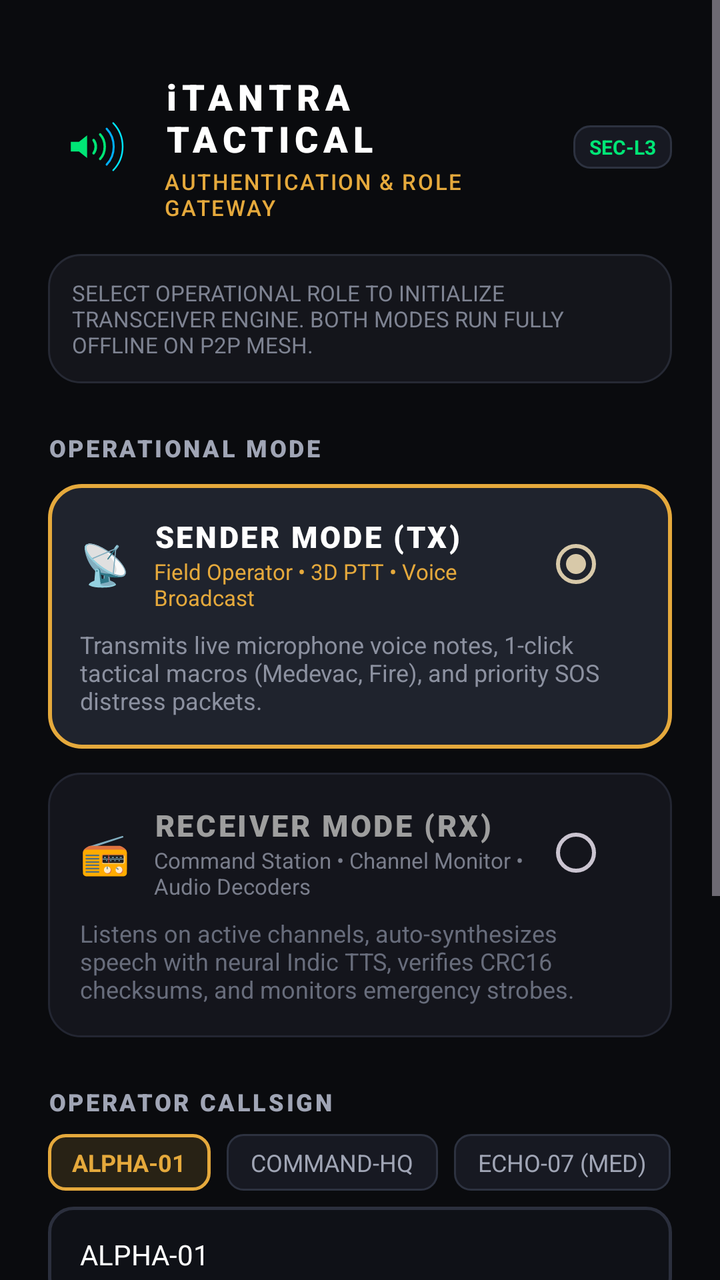
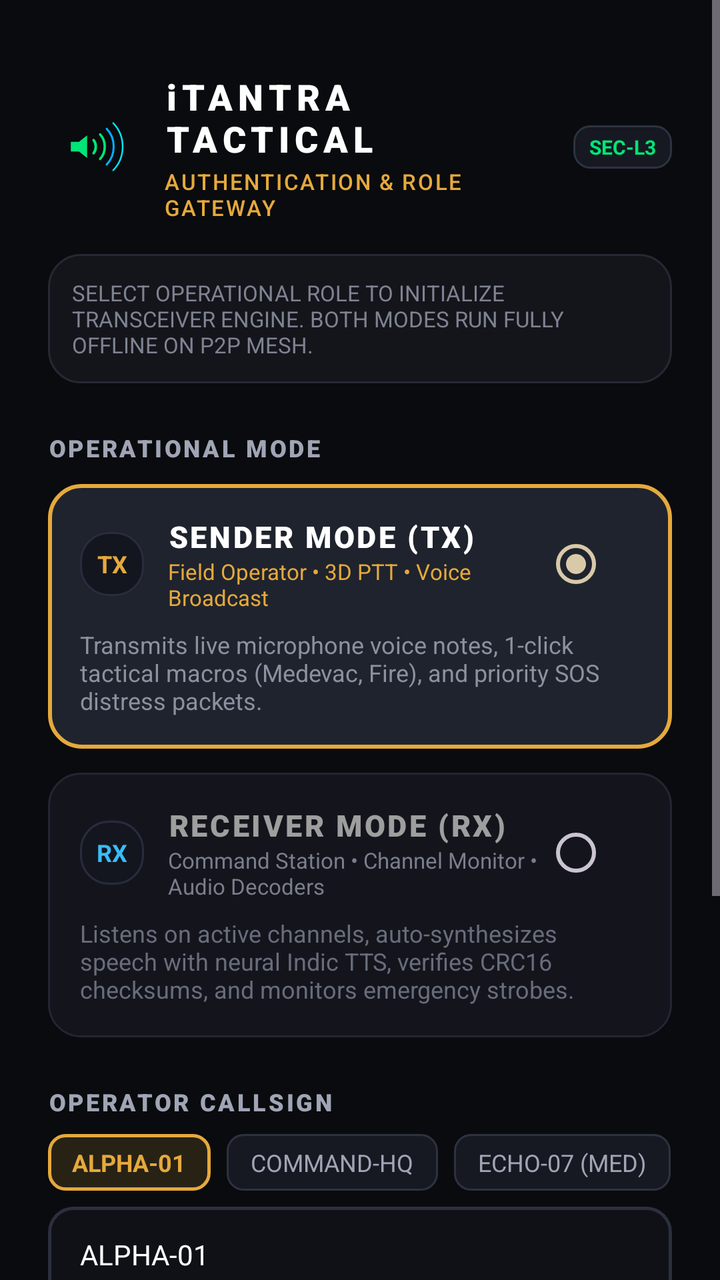

The first picture is an Android layout as it rendered before a commit; the second is the same layout after the commit. The layout source and the unified diff follow.
<!-- AndroidManifest.xml: application theme Theme.VaaniSetu -->
<!-- res/layout/activity_login.xml -->
<?xml version="1.0" encoding="utf-8"?>
<ScrollView xmlns:android="http://schemas.android.com/apk/res/android"
    xmlns:tools="http://schemas.android.com/tools"
    android:layout_width="match_parent"
    android:layout_height="match_parent"
    android:background="#0A0B0E"
    android:fillViewport="true"
    android:fitsSystemWindows="true">

    <LinearLayout
        android:layout_width="match_parent"
        android:layout_height="wrap_content"
        android:orientation="vertical"
        android:paddingStart="24dp"
        android:paddingTop="36dp"
        android:paddingEnd="24dp"
        android:paddingBottom="36dp">

        
        <LinearLayout
            android:layout_width="match_parent"
            android:layout_height="wrap_content"
            android:gravity="center_vertical"
            android:orientation="horizontal">

            <ImageView
                android:layout_width="44dp"
                android:layout_height="44dp"
                android:contentDescription="iTantra Emblem"
                android:src="@drawable/ic_launcher_foreground" />

            <LinearLayout
                android:layout_width="0dp"
                android:layout_height="wrap_content"
                android:layout_marginStart="14dp"
                android:layout_weight="1"
                android:orientation="vertical">

                <TextView
                    android:layout_width="wrap_content"
                    android:layout_height="wrap_content"
                    android:fontFamily="sans-serif-black"
                    android:letterSpacing="0.15"
                    android:text="iTANTRA TACTICAL"
                    android:textColor="#FFFFFF"
                    android:textSize="18sp" />

                <TextView
                    android:layout_width="wrap_content"
                    android:layout_height="wrap_content"
                    android:layout_marginTop="2dp"
                    android:fontFamily="sans-serif-medium"
                    android:letterSpacing="0.08"
                    android:text="AUTHENTICATION &amp; ROLE GATEWAY"
                    android:textColor="#E5A93C"
                    android:textSize="11sp" />
            </LinearLayout>

            <TextView
                android:id="@+id/tv_clearance_badge"
                android:layout_width="wrap_content"
                android:layout_height="wrap_content"
                android:background="@drawable/bg_chip_callsign"
                android:paddingStart="8dp"
                android:paddingTop="4dp"
                android:paddingEnd="8dp"
                android:paddingBottom="4dp"
                android:text="SEC-L3"
                android:textColor="#00E676"
                android:textSize="10sp"
                android:textStyle="bold" />
        </LinearLayout>

        
        <TextView
            android:layout_width="match_parent"
            android:layout_height="wrap_content"
            android:layout_marginTop="16dp"
            android:background="@drawable/bg_tactical_card"
            android:padding="12dp"
            android:text="SELECT OPERATIONAL ROLE TO INITIALIZE TRANSCEIVER ENGINE. BOTH MODES RUN FULLY OFFLINE ON P2P MESH."
            android:textColor="#7E8392"
            android:textSize="11sp" />

        
        <TextView
            android:layout_width="wrap_content"
            android:layout_height="wrap_content"
            android:layout_marginTop="24dp"
            android:fontFamily="sans-serif-black"
            android:letterSpacing="0.1"
            android:text="OPERATIONAL MODE"
            android:textColor="#A0A5B5"
            android:textSize="12sp" />

        
        <LinearLayout
            android:layout_width="match_parent"
            android:layout_height="wrap_content"
            android:layout_marginTop="10dp"
            android:orientation="vertical">

            
            <LinearLayout
                android:id="@+id/card_mode_sender"
                android:layout_width="match_parent"
                android:layout_height="wrap_content"
                android:background="@drawable/bg_mode_card_selected"
                android:clickable="true"
                android:focusable="true"
                android:orientation="vertical"
                android:padding="16dp">

                <LinearLayout
                    android:layout_width="match_parent"
                    android:layout_height="wrap_content"
                    android:gravity="center_vertical"
                    android:orientation="horizontal">

                    <TextView
                        android:layout_width="wrap_content"
                        android:layout_height="wrap_content"
                        android:text="📡"
                        android:textSize="20sp" />

                    <LinearLayout
                        android:layout_width="0dp"
                        android:layout_height="wrap_content"
                        android:layout_marginStart="12dp"
                        android:layout_weight="1"
                        android:orientation="vertical">

                        <TextView
                            android:id="@+id/tv_title_sender"
                            android:layout_width="wrap_content"
                            android:layout_height="wrap_content"
                            android:fontFamily="sans-serif-black"
                            android:letterSpacing="0.08"
                            android:text="SENDER MODE (TX)"
                            android:textColor="#FFFFFF"
                            android:textSize="15sp" />

                        <TextView
                            android:layout_width="wrap_content"
                            android:layout_height="wrap_content"
                            android:text="Field Operator • 3D PTT • Voice Broadcast"
                            android:textColor="#E5A93C"
                            android:textSize="11sp" />
                    </LinearLayout>

                    <RadioButton
                        android:id="@+id/rb_mode_sender"
                        android:layout_width="wrap_content"
                        android:layout_height="wrap_content"
                        android:checked="true"
                        android:clickable="false" />
                </LinearLayout>

                <TextView
                    android:layout_width="match_parent"
                    android:layout_height="wrap_content"
                    android:layout_marginTop="8dp"
                    android:text="Transmits live microphone voice notes, 1-click tactical macros (Medevac, Fire), and priority SOS distress packets."
                    android:textColor="#8C91A0"
                    android:textSize="12sp" />
            </LinearLayout>

            
            <LinearLayout
                android:id="@+id/card_mode_receiver"
                android:layout_width="match_parent"
                android:layout_height="wrap_content"
                android:layout_marginTop="12dp"
                android:background="@drawable/bg_mode_card_unselected"
                android:clickable="true"
                android:focusable="true"
                android:orientation="vertical"
                android:padding="16dp">

                <LinearLayout
                    android:layout_width="match_parent"
                    android:layout_height="wrap_content"
                    android:gravity="center_vertical"
                    android:orientation="horizontal">

                    <TextView
                        android:layout_width="wrap_content"
                        android:layout_height="wrap_content"
                        android:text="📻"
                        android:textSize="20sp" />

                    <LinearLayout
                        android:layout_width="0dp"
                        android:layout_height="wrap_content"
                        android:layout_marginStart="12dp"
                        android:layout_weight="1"
                        android:orientation="vertical">

                        <TextView
                            android:id="@+id/tv_title_receiver"
                            android:layout_width="wrap_content"
                            android:layout_height="wrap_content"
                            android:fontFamily="sans-serif-black"
                            android:letterSpacing="0.08"
                            android:text="RECEIVER MODE (RX)"
                            android:textColor="#9E9E9E"
                            android:textSize="15sp" />

                        <TextView
                            android:layout_width="wrap_content"
                            android:layout_height="wrap_content"
                            android:text="Command Station • Channel Monitor • Audio Decoders"
                            android:textColor="#7A7E8C"
                            android:textSize="11sp" />
                    </LinearLayout>

                    <RadioButton
                        android:id="@+id/rb_mode_receiver"
                        android:layout_width="wrap_content"
                        android:layout_height="wrap_content"
                        android:checked="false"
                        android:clickable="false" />
                </LinearLayout>

                <TextView
                    android:layout_width="match_parent"
                    android:layout_height="wrap_content"
                    android:layout_marginTop="8dp"
                    android:text="Listens on active channels, auto-synthesizes speech with neural Indic TTS, verifies CRC16 checksums, and monitors emergency strobes."
                    android:textColor="#686D7C"
                    android:textSize="12sp" />
            </LinearLayout>
        </LinearLayout>

        
        <TextView
            android:layout_width="wrap_content"
            android:layout_height="wrap_content"
            android:layout_marginTop="24dp"
            android:fontFamily="sans-serif-black"
            android:letterSpacing="0.1"
            android:text="OPERATOR CALLSIGN"
            android:textColor="#A0A5B5"
            android:textSize="12sp" />

        
        <HorizontalScrollView
            android:layout_width="match_parent"
            android:layout_height="wrap_content"
            android:layout_marginTop="8dp"
            android:scrollbars="none">

            <LinearLayout
                android:layout_width="wrap_content"
                android:layout_height="wrap_content"
                android:orientation="horizontal">

                <TextView
                    android:id="@+id/chip_callsign_alpha"
                    android:layout_width="wrap_content"
                    android:layout_height="wrap_content"
                    android:background="@drawable/bg_chip_callsign_active"
                    android:clickable="true"
                    android:focusable="true"
                    android:paddingStart="12dp"
                    android:paddingTop="6dp"
                    android:paddingEnd="12dp"
                    android:paddingBottom="6dp"
                    android:text="ALPHA-01"
                    android:textColor="#E5A93C"
                    android:textSize="12sp"
                    android:textStyle="bold" />

                <TextView
                    android:id="@+id/chip_callsign_hq"
                    android:layout_width="wrap_content"
                    android:layout_height="wrap_content"
                    android:layout_marginStart="8dp"
                    android:background="@drawable/bg_chip_callsign"
                    android:clickable="true"
                    android:focusable="true"
                    android:paddingStart="12dp"
                    android:paddingTop="6dp"
                    android:paddingEnd="12dp"
                    android:paddingBottom="6dp"
                    android:text="COMMAND-HQ"
                    android:textColor="#A0A5B5"
                    android:textSize="12sp" />

                <TextView
                    android:id="@+id/chip_callsign_echo"
                    android:layout_width="wrap_content"
                    android:layout_height="wrap_content"
                    android:layout_marginStart="8dp"
                    android:background="@drawable/bg_chip_callsign"
                    android:clickable="true"
                    android:focusable="true"
                    android:paddingStart="12dp"
                    android:paddingTop="6dp"
                    android:paddingEnd="12dp"
                    android:paddingBottom="6dp"
                    android:text="ECHO-07 (MED)"
                    android:textColor="#A0A5B5"
                    android:textSize="12sp" />

                <TextView
                    android:id="@+id/chip_callsign_bravo"
                    android:layout_width="wrap_content"
                    android:layout_height="wrap_content"
                    android:layout_marginStart="8dp"
                    android:background="@drawable/bg_chip_callsign"
                    android:clickable="true"
                    android:focusable="true"
                    android:paddingStart="12dp"
                    android:paddingTop="6dp"
                    android:paddingEnd="12dp"
                    android:paddingBottom="6dp"
                    android:text="BRAVO-02"
                    android:textColor="#A0A5B5"
                    android:textSize="12sp" />
            </LinearLayout>
        </HorizontalScrollView>

        
        <EditText
            android:id="@+id/et_operator_callsign"
            android:layout_width="match_parent"
            android:layout_height="48dp"
            android:layout_marginTop="8dp"
            android:background="@drawable/bg_input_field"
            android:hint="Or enter tactical ID..."
            android:inputType="textCapCharacters"
            android:paddingStart="16dp"
            android:paddingEnd="16dp"
            android:text="ALPHA-01"
            android:textColor="#FFFFFF"
            android:textColorHint="#4A4E5C"
            android:textSize="14sp" />

        
        <TextView
            android:layout_width="wrap_content"
            android:layout_height="wrap_content"
            android:layout_marginTop="18dp"
            android:fontFamily="sans-serif-black"
            android:letterSpacing="0.1"
            android:text="TACTICAL SECURITY PIN"
            android:textColor="#A0A5B5"
            android:textSize="12sp" />

        <LinearLayout
            android:layout_width="match_parent"
            android:layout_height="wrap_content"
            android:layout_marginTop="8dp"
            android:gravity="center_vertical"
            android:orientation="horizontal">

            <EditText
                android:id="@+id/et_tactical_pin"
                android:layout_width="0dp"
                android:layout_height="48dp"
                android:layout_weight="1"
                android:background="@drawable/bg_input_field"
                android:hint="Enter 4-digit PIN..."
                android:inputType="numberPassword"
                android:letterSpacing="0.2"
                android:paddingStart="16dp"
                android:paddingEnd="16dp"
                android:text="1947"
                android:textColor="#FFFFFF"
                android:textColorHint="#4A4E5C"
                android:textSize="15sp" />

            <Button
                android:id="@+id/btn_quick_pin"
                android:layout_width="wrap_content"
                android:layout_height="48dp"
                android:layout_marginStart="8dp"
                android:background="@drawable/bg_chip_callsign"
                android:text="AUTO-PIN"
                android:textColor="#00E676"
                android:textSize="11sp" />
        </LinearLayout>

        <TextView
            android:id="@+id/tv_auth_error"
            android:layout_width="match_parent"
            android:layout_height="wrap_content"
            android:layout_marginTop="6dp"
            android:text="Default tactical clearance PIN: 1947"
            android:textColor="#6C7282"
            android:textSize="11sp" />

        
        <Button
            android:id="@+id/btn_authorize_connect"
            android:layout_width="match_parent"
            android:layout_height="54dp"
            android:layout_marginTop="28dp"
            android:background="@drawable/bg_auth_button"
            android:fontFamily="sans-serif-black"
            android:letterSpacing="0.1"
            android:text="AUTHORIZE &amp; LOAD SENDER (TX)"
            android:textColor="#14151C"
            android:textSize="14sp" />

        
        <TextView
            android:layout_width="match_parent"
            android:layout_height="wrap_content"
            android:layout_marginTop="20dp"
            android:gravity="center"
            android:letterSpacing="0.05"
            android:text="100% AIR-GAPPED • ZERO INTERNET DEPENDENCY"
            android:textColor="#424654"
            android:textSize="10sp" />

    </LinearLayout>
</ScrollView>
<!-- resources referenced by this layout -->
<resources>
  <!-- drawable bg_auth_button (drawable) -->
  <?xml version="1.0" encoding="utf-8"?>
  <ripple xmlns:android="http://schemas.android.com/apk/res/android"
      android:color="#40FFFFFF">
      <item>
          <shape android:shape="rectangle">
              <gradient
                  android:startColor="#F0BC58"
                  android:endColor="#D59B2E"
                  android:angle="90" />
              <corners android:radius="14dp" />
          </shape>
      </item>
  </ripple>
  <!-- drawable bg_chip_callsign (drawable) -->
  <?xml version="1.0" encoding="utf-8"?>
  <shape xmlns:android="http://schemas.android.com/apk/res/android" android:shape="rectangle">
      <solid android:color="#171922" />
      <stroke android:width="1dp" android:color="#2D3240" />
      <corners android:radius="8dp" />
  </shape>
  <!-- drawable bg_chip_callsign_active (drawable) -->
  <?xml version="1.0" encoding="utf-8"?>
  <shape xmlns:android="http://schemas.android.com/apk/res/android" android:shape="rectangle">
      <solid android:color="#282215" />
      <stroke android:width="1.5dp" android:color="#E5A93C" />
      <corners android:radius="8dp" />
  </shape>
  <!-- drawable bg_input_field (drawable) -->
  <?xml version="1.0" encoding="utf-8"?>
  <shape xmlns:android="http://schemas.android.com/apk/res/android" android:shape="rectangle">
      <solid android:color="#0F1117" />
      <stroke android:width="1.5dp" android:color="#2B2F3D" />
      <corners android:radius="12dp" />
  </shape>
  <!-- drawable bg_mode_card_selected (drawable) -->
  <?xml version="1.0" encoding="utf-8"?>
  <shape xmlns:android="http://schemas.android.com/apk/res/android" android:shape="rectangle">
      <solid android:color="#1F232D" />
      <stroke android:width="2dp" android:color="#E5A93C" />
      <corners android:radius="16dp" />
  </shape>
  <!-- drawable bg_mode_card_unselected (drawable) -->
  <?xml version="1.0" encoding="utf-8"?>
  <shape xmlns:android="http://schemas.android.com/apk/res/android" android:shape="rectangle">
      <solid android:color="#14151C" />
      <stroke android:width="1dp" android:color="#232632" />
      <corners android:radius="16dp" />
  </shape>
  <!-- drawable bg_tactical_card (drawable) -->
  <?xml version="1.0" encoding="utf-8"?>
  <shape xmlns:android="http://schemas.android.com/apk/res/android" android:shape="rectangle">
      <solid android:color="#14151B" />
      <stroke android:width="1dp" android:color="#262934" />
      <corners android:radius="16dp" />
  </shape>
  <style name="Theme.VaaniSetu" parent="Theme.Material3.Dark.NoActionBar">
          <item name="colorPrimary">#D8C9A9</item>
          <item name="colorOnPrimary">#16171B</item>
          <item name="colorPrimaryContainer">#3A3B40</item>
          <item name="colorOnPrimaryContainer">#E8DCBE</item>
          <item name="colorSecondary">#4ADE80</item>
          <item name="colorOnSecondary">#16171B</item>
          <item name="colorError">#EF4444</item>
          <item name="colorOnError">#FFFFFF</item>
          <item name="colorSurface">#16171B</item>
          <item name="colorOnSurface">#E8DCBE</item>
          <item name="colorSurfaceVariant">#1E2026</item>
          <item name="android:statusBarColor">#07080B</item>
          <item name="android:navigationBarColor">#07080B</item>
          <item name="android:windowBackground">#07080B</item>
          <item name="android:windowSplashScreenBackground">#07080B</item>
          <item name="android:windowSplashScreenAnimatedIcon">@drawable/ic_launcher_foreground</item>
      </style>
  <!-- unchanged entries left out for length: 1 -->
</resources>

<!-- the commit's change to res/layout/activity_login.xml (unified diff, before → after) -->
@@ -118,10 +118,14 @@
                     android:orientation="horizontal">
 
                     <TextView
-                        android:layout_width="wrap_content"
-                        android:layout_height="wrap_content"
-                        android:text="📡"
-                        android:textSize="20sp" />
+                        android:layout_width="32dp"
+                        android:layout_height="32dp"
+                        android:gravity="center"
+                        android:background="@drawable/bg_dock_button"
+                        android:text="TX"
+                        android:textColor="#E5A93C"
+                        android:textStyle="bold"
+                        android:textSize="12sp" />
 
                     <LinearLayout
                         android:layout_width="0dp"
@@ -184,10 +188,14 @@
                     android:orientation="horizontal">
 
                     <TextView
-                        android:layout_width="wrap_content"
-                        android:layout_height="wrap_content"
-                        android:text="📻"
-                        android:textSize="20sp" />
+                        android:layout_width="32dp"
+                        android:layout_height="32dp"
+                        android:gravity="center"
+                        android:background="@drawable/bg_dock_button"
+                        android:text="RX"
+                        android:textColor="#38BDF8"
+                        android:textStyle="bold"
+                        android:textSize="12sp" />
 
                     <LinearLayout
                         android:layout_width="0dp"
<!-- resource entries referenced after the edit -->
@@ -28,6 +28,18 @@
       <stroke android:width="1.5dp" android:color="#E5A93C" />
       <corners android:radius="8dp" />
   </shape>
+  <!-- drawable bg_dock_button (drawable) -->
+  <?xml version="1.0" encoding="utf-8"?>
+  <ripple xmlns:android="http://schemas.android.com/apk/res/android"
+      android:color="#30FFFFFF">
+      <item>
+          <shape android:shape="rectangle">
+              <solid android:color="#14161F" />
+              <stroke android:width="1dp" android:color="#282C3D" />
+              <corners android:radius="14dp" />
+          </shape>
+      </item>
+  </ripple>
   <!-- drawable bg_input_field (drawable) -->
   <?xml version="1.0" encoding="utf-8"?>
   <shape xmlns:android="http://schemas.android.com/apk/res/android" android:shape="rectangle">
